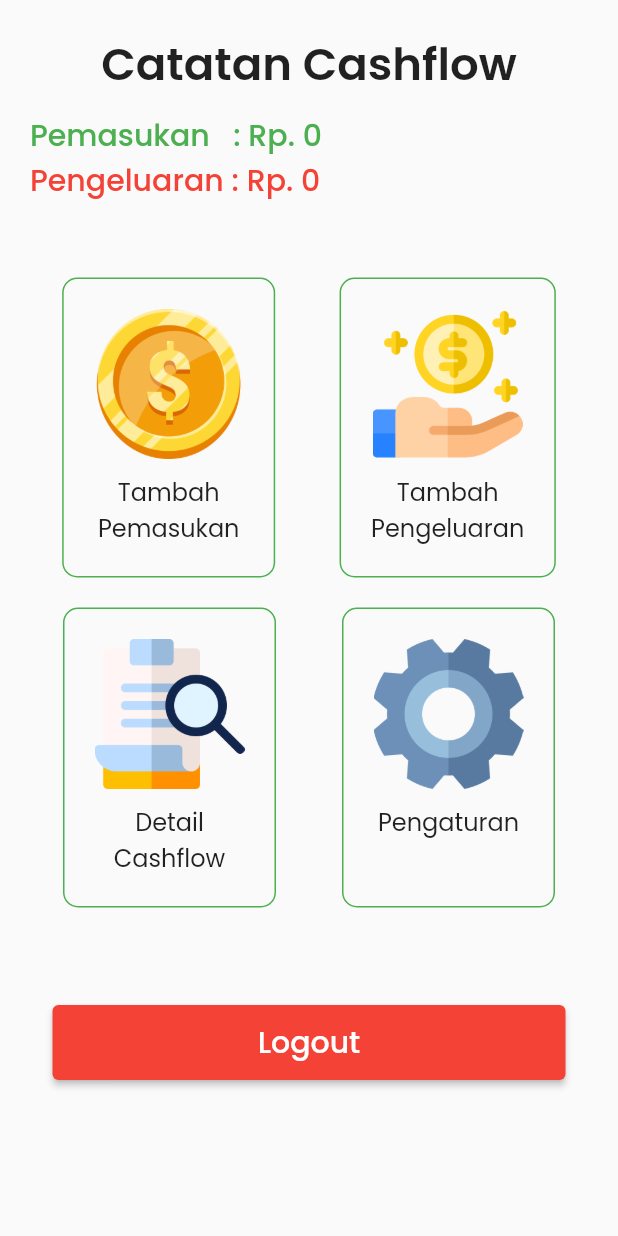
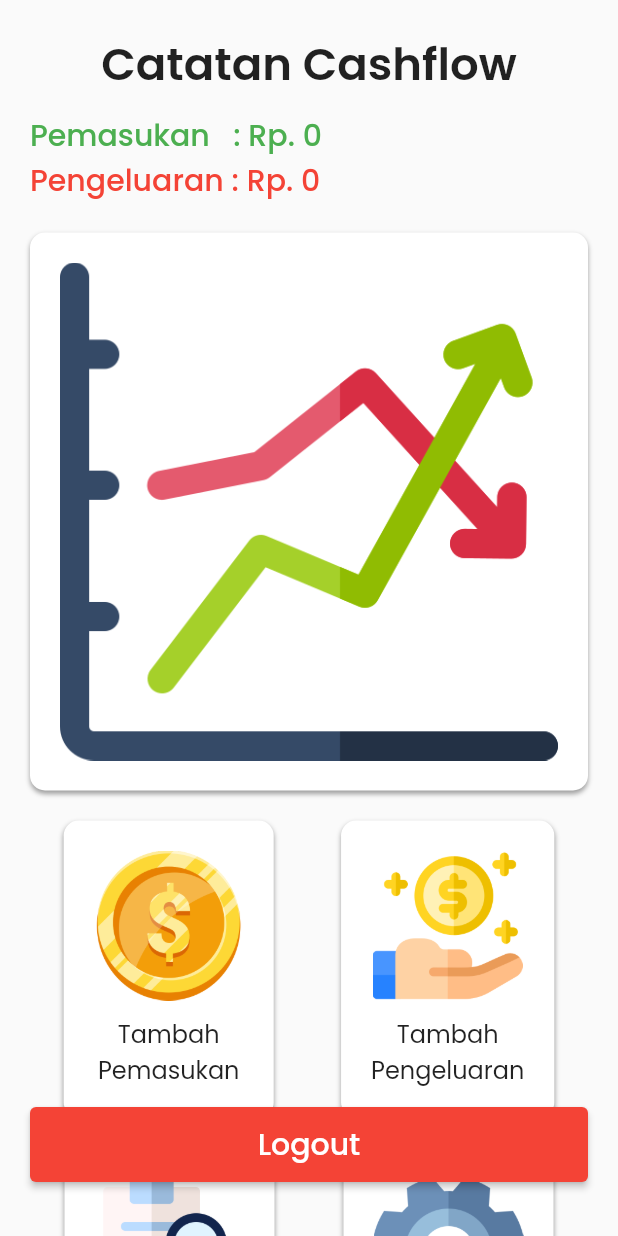
Before and after one commit to MuhammadAbdiel/my-cashbook, a Flutter app: the Home screen opened directly, on a phone screen of 412 x 824 dp. Run offline on Flutter 3.47's test engine with Material 2 defaults, Android fonts, the phone set to English and light mode, and no system bars; our stand-ins replace sqflite; accounts and stored records are empty.

Commit message:
[FEAT] add graph

```diff
--- a/lib/database/dbhelper.dart
+++ b/lib/database/dbhelper.dart
@@ -1,3 +1,5 @@
+// ignore_for_file: avoid_print
+
 import 'package:path_provider/path_provider.dart';
 import 'package:path/path.dart';
 import 'package:sqflite/sqflite.dart';
@@ -5,7 +7,6 @@ import 'dart:async';
 import 'dart:io' as io;
 
 import '../model/cashflow.dart';
-import '../model/user.dart';
 
 class DBHelper {
   static final DBHelper _instance = DBHelper.internal();
@@ -25,7 +26,7 @@ class DBHelper {
 
   setDB() async {
     io.Directory directory = await getApplicationDocumentsDirectory();
-    String path = join(directory.path, 'my-cashbook-6.db');
+    String path = join(directory.path, 'my-cashbook-7.db');
     var db = await openDatabase(path, version: 1, onCreate: _onCreate);
     return db;
   }
@@ -53,7 +54,6 @@ class DBHelper {
     return res;
   }
 
-  // get user password
   Future<String> getPassword() async {
     var dbClient = await db;
     List<Map> list = await dbClient!.rawQuery(
--- a/lib/model/cashflow.dart
+++ b/lib/model/cashflow.dart
@@ -1,3 +1,5 @@
+// ignore_for_file: unnecessary_this
+
 class Cashflow {
   late int id;
   late String _tanggal;
--- a/lib/model/user.dart
+++ b/lib/model/user.dart
@@ -1,3 +1,5 @@
+// ignore_for_file: unnecessary_this
+
 class User {
   late int id;
   late String _name;
--- a/lib/pages/cashflow_data.dart
+++ b/lib/pages/cashflow_data.dart
@@ -1,3 +1,5 @@
+// ignore_for_file: avoid_print
+
 import 'package:flutter/material.dart';
 import 'package:sqlitedatabases/model/cashflow.dart';
 import 'package:sqlitedatabases/database/dbhelper.dart';
@@ -18,9 +20,7 @@ class _CashflowDataState extends State<CashflowData> {
     return Scaffold(
       floatingActionButtonLocation: FloatingActionButtonLocation.centerFloat,
       floatingActionButton: Container(
-        margin: const EdgeInsets.symmetric(
-          horizontal: 20,
-        ),
+        padding: const EdgeInsets.all(20),
         child: ElevatedButton(
           onPressed: () {
             Navigator.pop(context);
--- a/lib/pages/home.dart
+++ b/lib/pages/home.dart
@@ -1,3 +1,5 @@
+// ignore_for_file: avoid_print
+
 import 'package:flutter/material.dart';
 import 'package:sqlitedatabases/pages/cashflow_data.dart';
 import 'package:sqlitedatabases/pages/pemasukan.dart';
@@ -22,6 +24,32 @@ class _HomeState extends State<Home> {
   @override
   Widget build(BuildContext context) {
     return Scaffold(
+      floatingActionButtonLocation: FloatingActionButtonLocation.centerFloat,
+      floatingActionButton: Container(
+        padding: const EdgeInsets.all(20),
+        child: ElevatedButton(
+          onPressed: () {
+            Navigator.of(context).pushReplacement(
+              MaterialPageRoute(
+                builder: (context) => const Login(),
+              ),
+            );
+          },
+          child: const Text('Logout'),
+          style: ElevatedButton.styleFrom(
+            primary: Colors.red,
+            padding: const EdgeInsets.symmetric(
+              vertical: 10,
+            ),
+            textStyle: const TextStyle(
+              fontSize: 20,
+              fontFamily: 'Poppins',
+              fontWeight: FontWeight.w500,
+            ),
+            minimumSize: const Size.fromHeight(50),
+          ),
+        ),
+      ),
       body: SingleChildScrollView(
         child: SafeArea(
           child: Flexible(
@@ -102,7 +130,27 @@ class _HomeState extends State<Home> {
                     },
                   ),
                   const SizedBox(
-                    height: 50,
+                    height: 20,
+                  ),
+                  Container(
+                    padding: const EdgeInsets.all(20),
+                    decoration: BoxDecoration(
+                      borderRadius: BorderRadius.circular(10),
+                      color: Colors.white,
+                      boxShadow: const [
+                        BoxShadow(
+                          color: Colors.grey,
+                          blurRadius: 2,
+                          offset: Offset(0, 2),
+                        ),
+                      ],
+                    ),
+                    child: Image(
+                      image: Image.asset('assets/icons/graph.png').image,
+                    ),
+                  ),
+                  const SizedBox(
+                    height: 20,
                   ),
                   Row(
                     mainAxisAlignment: MainAxisAlignment.spaceAround,
@@ -121,9 +169,14 @@ class _HomeState extends State<Home> {
                               padding: const EdgeInsets.all(20),
                               decoration: BoxDecoration(
                                 borderRadius: BorderRadius.circular(10),
-                                border: Border.all(
-                                  color: Colors.green,
-                                ),
+                                color: Colors.white,
+                                boxShadow: const [
+                                  BoxShadow(
+                                    color: Colors.grey,
+                                    blurRadius: 2,
+                                    offset: Offset(0, 2),
+                                  ),
+                                ],
                               ),
                               child: Column(
                                 children: const [
@@ -163,9 +216,14 @@ class _HomeState extends State<Home> {
                               padding: const EdgeInsets.all(20),
                               decoration: BoxDecoration(
                                 borderRadius: BorderRadius.circular(10),
-                                border: Border.all(
-                                  color: Colors.green,
-                                ),
+                                color: Colors.white,
+                                boxShadow: const [
+                                  BoxShadow(
+                                    color: Colors.grey,
+                                    blurRadius: 2,
+                                    offset: Offset(0, 2),
+                                  ),
+                                ],
                               ),
                               child: Column(
                                 children: const [
@@ -213,9 +271,14 @@ class _HomeState extends State<Home> {
                               padding: const EdgeInsets.all(20),
                               decoration: BoxDecoration(
                                 borderRadius: BorderRadius.circular(10),
-                                border: Border.all(
-                                  color: Colors.green,
-                                ),
+                                color: Colors.white,
+                                boxShadow: const [
+                                  BoxShadow(
+                                    color: Colors.grey,
+                                    blurRadius: 2,
+                                    offset: Offset(0, 2),
+                                  ),
+                                ],
                               ),
                               child: Column(
                                 children: const [
@@ -256,9 +319,14 @@ class _HomeState extends State<Home> {
                               padding: const EdgeInsets.all(20),
                               decoration: BoxDecoration(
                                 borderRadius: BorderRadius.circular(10),
-                                border: Border.all(
-                                  color: Colors.green,
-                                ),
+                                color: Colors.white,
+                                boxShadow: const [
+                                  BoxShadow(
+                                    color: Colors.grey,
+                                    blurRadius: 2,
+                                    offset: Offset(0, 2),
+                                  ),
+                                ],
                               ),
                               child: Column(
                                 children: const [
@@ -288,32 +356,7 @@ class _HomeState extends State<Home> {
                     ],
                   ),
                   const SizedBox(
-                    height: 50,
-                  ),
-                  Container(
-                    padding: const EdgeInsets.all(15),
-                    child: ElevatedButton(
-                      onPressed: () {
-                        Navigator.of(context).pushReplacement(
-                          MaterialPageRoute(
-                            builder: (context) => const Login(),
-                          ),
-                        );
-                      },
-                      child: const Text('Logout'),
-                      style: ElevatedButton.styleFrom(
-                        primary: Colors.red,
-                        padding: const EdgeInsets.symmetric(
-                          vertical: 10,
-                        ),
-                        textStyle: const TextStyle(
-                          fontSize: 20,
-                          fontFamily: 'Poppins',
-                          fontWeight: FontWeight.w500,
-                        ),
-                        minimumSize: const Size.fromHeight(50),
-                      ),
-                    ),
+                    height: 100,
                   ),
                 ],
               ),
```
Also changed, not shown: lib/pages/pemasukan.dart (+70 -64 lines), lib/pages/pengaturan.dart (+49 -44 lines), lib/pages/pengeluaran.dart (+70 -64 lines), assets/icons/graph.png (added).
